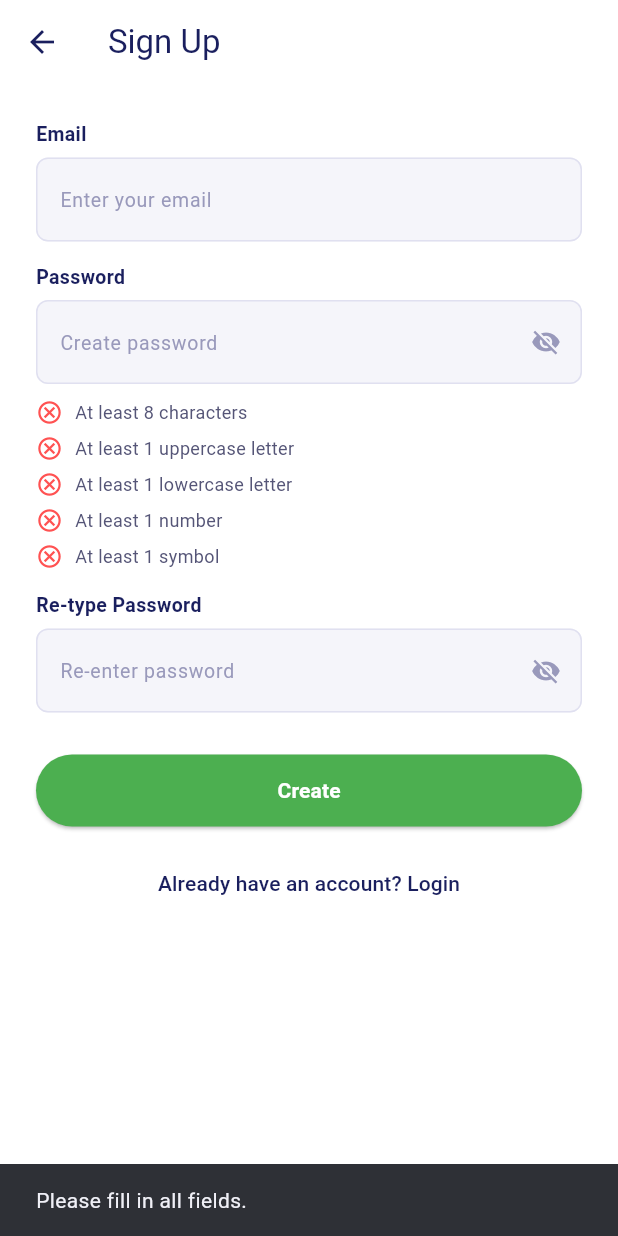
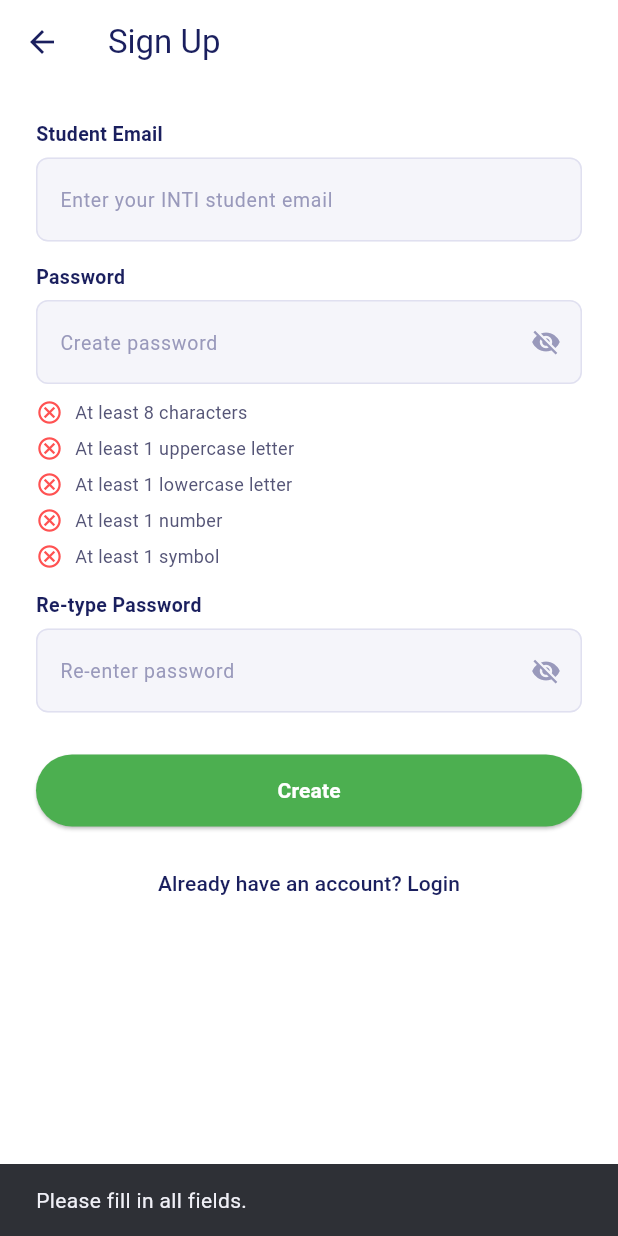
Before and after one commit to BehJiaLing/campus_skillswap, a Flutter app: the SignUpPage screen opened by its route, after a tap on "Create", on a phone screen of 412 x 824 dp. Run offline on Flutter 3.47's test engine with Material 3 defaults, Android fonts, the phone set to English and light mode, and no system bars; our stand-ins replace cloud_firestore, firebase_auth, firebase_core, firebase_storage, image_picker; accounts and stored records are empty.

Commit message:
update sign-up early checking and email blocking

```diff
--- a/lib/screens/auth/signup_page.dart
+++ b/lib/screens/auth/signup_page.dart
@@ -52,6 +52,10 @@ class _SignUpPageState extends State<SignUpPage> {
     return emailRegex.hasMatch(email);
   }
 
+  bool _isIntiStudentEmail(String email) {
+    return email.trim().toLowerCase().endsWith('@student.newinti.edu.my');
+  }
+
   void _checkEmailLive() {
     final email = _emailCtrl.text.trim().toLowerCase();
 
@@ -67,7 +71,16 @@ class _SignUpPageState extends State<SignUpPage> {
 
     if (!_isEmailValid(email)) {
       setState(() {
-        _emailError = 'Invalid email format. Example: name@gmail.com';
+        _emailError =
+        'Invalid email format. Example: name@student.newinti.edu.my';
+        _checkingEmail = false;
+      });
+      return;
+    }
+
+    if (!_isIntiStudentEmail(email)) {
+      setState(() {
+        _emailError = 'Only INTI student email is allowed.';
         _checkingEmail = false;
       });
       return;
@@ -86,7 +99,9 @@ class _SignUpPageState extends State<SignUpPage> {
   Future<bool> _checkEmailAlreadyRegistered(String email) async {
     final currentEmail = email.trim().toLowerCase();
 
-    if (currentEmail.isEmpty || !_isEmailValid(currentEmail)) {
+    if (currentEmail.isEmpty ||
+        !_isEmailValid(currentEmail) ||
+        !_isIntiStudentEmail(currentEmail)) {
       return false;
     }
 
@@ -164,7 +179,15 @@ class _SignUpPageState extends State<SignUpPage> {
 
     if (!_isEmailValid(email)) {
       setState(() {
-        _emailError = 'Invalid email format. Example: name@gmail.com';
+        _emailError =
+        'Invalid email format. Example: name@student.newinti.edu.my';
+      });
+      return;
+    }
+
+    if (!_isIntiStudentEmail(email)) {
+      setState(() {
+        _emailError = 'Only INTI student email is allowed.';
       });
       return;
     }
@@ -229,7 +252,7 @@ class _SignUpPageState extends State<SignUpPage> {
       if (!mounted) return;
 
       showMessage(
-        'Account created. Please verify your email before logging in.',
+        'Account created. Please check your email and spam folder to verify your account.',
       );
 
       Navigator.pushReplacementNamed(context, '/login');
@@ -244,8 +267,10 @@ class _SignUpPageState extends State<SignUpPage> {
         showMessage('Password is too weak.');
       } else if (e.code == 'invalid-email') {
         setState(() {
-          _emailError = 'Invalid email format. Example: name@gmail.com';
+          _emailError =
+          'Invalid email format. Example: name@student.newinti.edu.my';
         });
+        showMessage('Invalid email format.');
       } else {
         showMessage(e.message ?? 'Sign up failed.');
       }
@@ -366,7 +391,10 @@ class _SignUpPageState extends State<SignUpPage> {
       );
     }
 
-    if (email.isNotEmpty && _emailError == null && _isEmailValid(email)) {
+    if (email.isNotEmpty &&
+        _emailError == null &&
+        _isEmailValid(email) &&
+        _isIntiStudentEmail(email)) {
       return const Icon(
         Icons.check_circle,
         color: Colors.green,
@@ -394,11 +422,11 @@ class _SignUpPageState extends State<SignUpPage> {
         child: Column(
           crossAxisAlignment: CrossAxisAlignment.start,
           children: [
-            _label('Email'),
+            _label('Student Email'),
             const SizedBox(height: 6),
             _inputField(
               controller: _emailCtrl,
-              hintText: 'Enter your email',
+              hintText: 'Enter your INTI student email',
               keyboardType: TextInputType.emailAddress,
               errorText: _emailError,
               suffixIcon: _emailSuffixIcon(),
```
